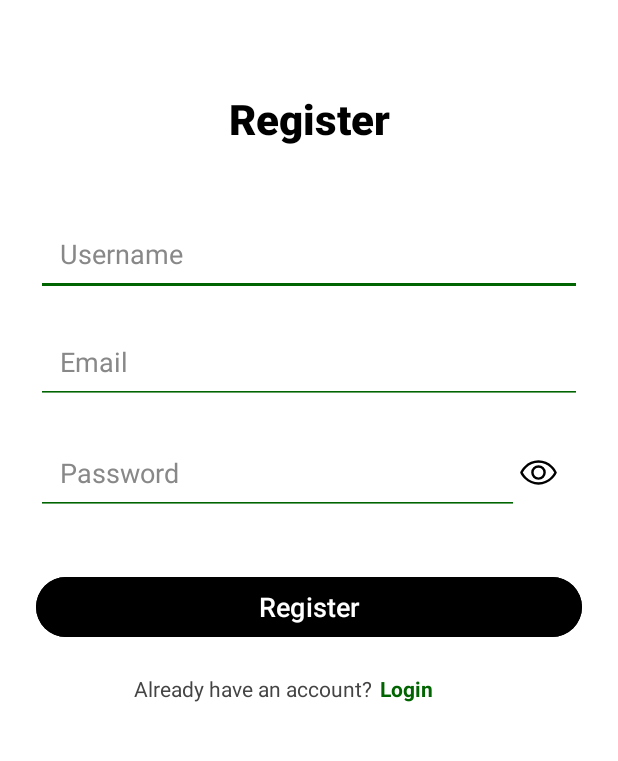
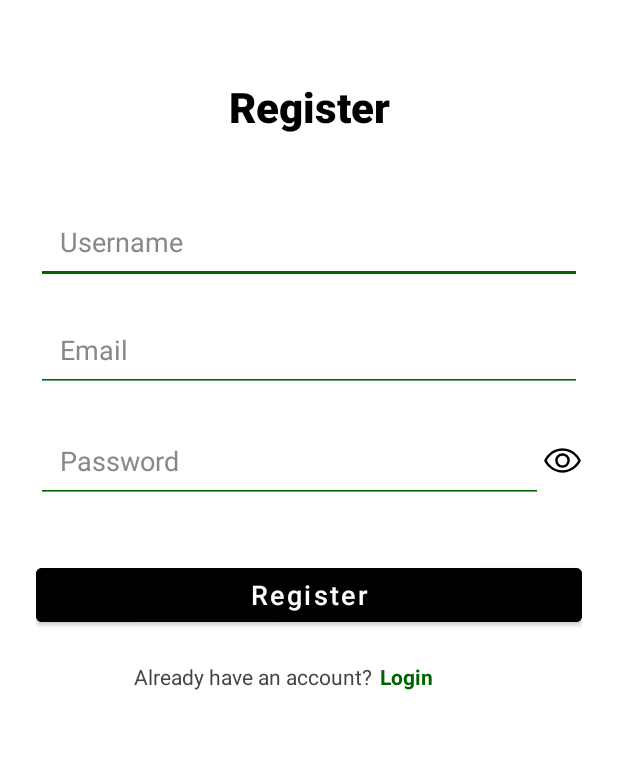
Before and after one commit to veronikavanivska/SplitBooksMobile, an Android app: the RegisterActivity screen opened directly, with no data from a screen before it, on a phone screen of 412 x 824 dp, the part 383-1144 px from its top. Run offline under Robolectric (Android 15) with nearby library versions, the phone set to English and light mode, and no system bars; Roboto replaces fonts that are not available here.

Commit message:
Make some small modifications

```diff
--- a/app/build.gradle.kts
+++ b/app/build.gradle.kts
@@ -38,7 +38,6 @@ android {
 }
 
 dependencies {
-    implementation(libs.retrofit)
     implementation(libs.converter.gson)
     implementation(libs.okhttp)
     implementation(libs.appcompat)
--- a/app/src/main/java/com/example/splitbooks/DTO/LoginRequest.java
+++ b/app/src/main/java/com/example/splitbooks/DTO/LoginRequest.java
@@ -4,13 +4,12 @@ public class LoginRequest {
     private String email;
     private String password;
 
-    // Constructor
     public LoginRequest(String email, String password) {
         this.email = email;
         this.password = password;
     }
 
-    // Getters and Setters
+
     public String getEmail() {
         return email;
     }
--- a/app/src/main/java/com/example/splitbooks/DTO/LoginResponse.java
+++ b/app/src/main/java/com/example/splitbooks/DTO/LoginResponse.java
@@ -4,13 +4,11 @@ public class LoginResponse {
     private Long userId;
     private String token;
 
-    // Constructor
     public LoginResponse(Long userId, String token) {
         this.userId = userId;
         this.token = token;
     }
 
-    // Getters and Setters
     public Long getUserId() {
         return userId;
     }
--- a/app/src/main/java/com/example/splitbooks/DTO/RegistrationRequest.java
+++ b/app/src/main/java/com/example/splitbooks/DTO/RegistrationRequest.java
@@ -13,7 +13,7 @@ public class RegistrationRequest {
         this.username = username;
     }
 
-    // Getters
+
     public String getEmail() {
         return email;
     }
@@ -26,7 +26,7 @@ public class RegistrationRequest {
         return username;
     }
 
-    // Setters
+
     public void setEmail(String email) {
         this.email = email;
     }
--- a/app/src/main/java/com/example/splitbooks/DTO/RegistrationResponse.java
+++ b/app/src/main/java/com/example/splitbooks/DTO/RegistrationResponse.java
@@ -1,4 +1,5 @@
 package com.example.splitbooks.DTO;
+
 
 public class RegistrationResponse {
 
--- a/app/src/main/java/com/example/splitbooks/LoginActivity.java
+++ b/app/src/main/java/com/example/splitbooks/LoginActivity.java
@@ -95,8 +95,6 @@ public class LoginActivity extends AppCompatActivity {
                             JwtManager.saveToken(getApplicationContext(), loginResponse.getToken());
                             Log.d("LoginActivity", "Saved Token: " + loginResponse.getToken());
 
-//                            String userToken = loginResponse.getToken();
-//                            long userId = loginResponse.getUserId();
                             Toast.makeText(LoginActivity.this, "Login Successful", Toast.LENGTH_SHORT).show();
 
                             Intent intent = new Intent(LoginActivity.this, RegisterActivity.class);
--- a/app/src/main/java/com/example/splitbooks/RegisterActivity.java
+++ b/app/src/main/java/com/example/splitbooks/RegisterActivity.java
@@ -99,7 +99,7 @@ public class RegisterActivity extends AppCompatActivity {
                             Log.d("RegistrationActivity", "Saved Token: " + registrationResponse.getToken());
                             Toast.makeText(RegisterActivity.this, "Registration Successful", Toast.LENGTH_SHORT).show();
 
-                            Intent intent = new Intent(RegisterActivity.this, LoginActivity.class);
+                            Intent intent = new Intent(RegisterActivity.this, GenreActivity.class);
                             startActivity(intent);
                             finish();
                         }
--- a/app/src/main/java/com/example/splitbooks/network/ApiClient.java
+++ b/app/src/main/java/com/example/splitbooks/network/ApiClient.java
@@ -9,7 +9,7 @@ import retrofit2.converter.gson.GsonConverterFactory;
 
 public class ApiClient {
     //private static final String BASE_URL = "http://10.0.2.2:8888/";  // Replace with your actual base URL
-    private static final String BASE_URL = "http://172.20.10.3:8888/";
+   private static final String BASE_URL = "http://172.20.10.3:8888/";
     private static Retrofit retrofit;
 
     public static Retrofit getRetrofitInstance(Context context) {
--- a/app/src/main/java/com/example/splitbooks/network/ApiService.java
+++ b/app/src/main/java/com/example/splitbooks/network/ApiService.java
@@ -1,13 +1,19 @@
 package com.example.splitbooks.network;
 
 
+import com.example.splitbooks.DTO.Genre;
+import com.example.splitbooks.DTO.Language;
 import com.example.splitbooks.DTO.LoginRequest;
 import com.example.splitbooks.DTO.LoginResponse;
+import com.example.splitbooks.DTO.ReadingFormat;
 import com.example.splitbooks.DTO.RegistrationRequest;
 import com.example.splitbooks.DTO.RegistrationResponse;
 
+import java.util.List;
+
 import retrofit2.Call;
 import retrofit2.http.Body;
+import retrofit2.http.GET;
 import retrofit2.http.POST;
 
 public interface ApiService {
@@ -16,4 +22,13 @@ public interface ApiService {
 
     @POST("api/auth/register")
     Call<RegistrationResponse> register(@Body RegistrationRequest registrationRequest);
+
+    @GET("api/profile-setup/genres")
+    Call<List<Genre>> getGenres();
+
+    @GET("api/profile-setup/languages")
+    Call<List<Language>> getLanguages();
+
+    @GET("api/profile-setup/reading-format")
+    Call<List<ReadingFormat>> getReadingFormats();
 }
--- a/app/src/main/java/com/example/splitbooks/network/JwtManager.java
+++ b/app/src/main/java/com/example/splitbooks/network/JwtManager.java
@@ -8,19 +8,15 @@ public class JwtManager {
     private static final String PREF_NAME = "splitbooks_prefs";
     private static final String TOKEN_KEY = "jwt_token";
 
-    // Save JWT token
     public static void saveToken(Context context, String token) {
         SharedPreferences prefs = context.getSharedPreferences(PREF_NAME, Context.MODE_PRIVATE);
         prefs.edit().putString(TOKEN_KEY, token).apply();
     }
 
-    // Get JWT token
     public static String getToken(Context context) {
         SharedPreferences prefs = context.getSharedPreferences(PREF_NAME, Context.MODE_PRIVATE);
         return prefs.getString(TOKEN_KEY, null);
     }
-
-    // Clear token (e.g., on logout)
     public static void clearToken(Context context) {
         SharedPreferences prefs = context.getSharedPreferences(PREF_NAME, Context.MODE_PRIVATE);
         prefs.edit().remove(TOKEN_KEY).apply();
--- a/app/src/main/res/layout/activity_login.xml
+++ b/app/src/main/res/layout/activity_login.xml
@@ -1,5 +1,6 @@
 <?xml version="1.0" encoding="utf-8"?>
-<androidx.constraintlayout.widget.ConstraintLayout xmlns:android="http://schemas.android.com/apk/res/android"
+<androidx.constraintlayout.widget.ConstraintLayout
+    xmlns:android="http://schemas.android.com/apk/res/android"
     xmlns:app="http://schemas.android.com/apk/res-auto"
     xmlns:tools="http://schemas.android.com/tools"
     android:layout_width="match_parent"
@@ -33,8 +34,9 @@
         android:textSize="28sp"
         android:textStyle="bold"
         app:layout_constraintEnd_toEndOf="parent"
+        app:layout_constraintHorizontal_bias="0.498"
         app:layout_constraintStart_toStartOf="parent"
-        app:layout_constraintTop_toBottomOf="@id/app_logo" />
+        app:layout_constraintTop_toBottomOf="@+id/app_logo" />
 
     <EditText
         android:id="@+id/email_field"
--- a/app/src/main/res/layout/activity_main.xml
+++ b/app/src/main/res/layout/activity_main.xml
@@ -1,5 +1,6 @@
 <?xml version="1.0" encoding="utf-8"?>
-<androidx.constraintlayout.widget.ConstraintLayout xmlns:android="http://schemas.android.com/apk/res/android"
+<androidx.constraintlayout.widget.ConstraintLayout
+    xmlns:android="http://schemas.android.com/apk/res/android"
     xmlns:app="http://schemas.android.com/apk/res-auto"
     xmlns:tools="http://schemas.android.com/tools"
     android:layout_width="match_parent"
--- a/app/src/main/res/layout/activity_register.xml
+++ b/app/src/main/res/layout/activity_register.xml
@@ -22,22 +22,24 @@
         app:layout_constraintTop_toTopOf="parent" />
 
     <!-- Title -->
+
+    <!-- Username -->
+
     <TextView
         android:id="@+id/register_title"
         android:layout_width="wrap_content"
         android:layout_height="49dp"
-        android:layout_marginTop="60dp"
+        android:layout_marginTop="52dp"
         android:fontFamily="sans-serif-medium"
         android:text="@string/register"
         android:textAlignment="center"
         android:textColor="#000000"
         android:textSize="28sp"
         android:textStyle="bold"
-        app:layout_constraintTop_toBottomOf="@id/app_logo"
+        app:layout_constraintEnd_toEndOf="parent"
         app:layout_constraintStart_toStartOf="parent"
-        app:layout_constraintEnd_toEndOf="parent" />
+        app:layout_constraintTop_toBottomOf="@+id/app_logo" />
 
-    <!-- Username -->
     <EditText
         android:id="@+id/username_field"
         android:layout_width="0dp"
@@ -101,14 +103,13 @@
             android:id="@+id/eye_icon"
             android:layout_width="26dp"
             android:layout_height="26dp"
-            android:layout_marginEnd="16dp"
+            android:clickable="true"
+            android:contentDescription="@string/toggle_password"
+            android:focusable="true"
             android:src="@drawable/eye"
-            android:contentDescription="@string/toggle_password"
-            android:clickable="true"
-            android:focusable="true"
-            app:layout_constraintTop_toTopOf="parent"
             app:layout_constraintBottom_toBottomOf="parent"
             app:layout_constraintEnd_toEndOf="parent"
+            app:layout_constraintTop_toTopOf="parent"
             tools:ignore="TouchTargetSizeCheck" />
     </androidx.constraintlayout.widget.ConstraintLayout>
 
@@ -168,5 +169,4 @@
             tools:ignore="TouchTargetSizeCheck" />
 
     </androidx.constraintlayout.widget.ConstraintLayout>
-
 </androidx.constraintlayout.widget.ConstraintLayout>
--- a/app/src/main/res/values-night/themes.xml
+++ b/app/src/main/res/values-night/themes.xml
@@ -1,9 +1,10 @@
 <resources xmlns:tools="http://schemas.android.com/tools">
-    <!-- Base application theme. -->
-    <style name="Base.Theme.SplitBooks" parent="Theme.Material3.DayNight.NoActionBar">
-        <!-- Customize your light theme here. -->
-
+    <style name="Theme.YourApp" parent="Theme.MaterialComponents.DayNight.NoActionBar">
+        <item name="colorOnSurface">#000000</item> <!-- kolor tekstu -->
+        <item name="android:textColor">#000000</item>
+        <item name="android:forceDarkAllowed">false</item>
+        <item name="colorControlActivated">@color/dark_green</item> <!-- dla checkboxów, radio, ripple -->
+        <item name="colorControlHighlight">@color/dark_green</item> <!-- ripple -->
+        <item name="colorAccent">@color/dark_green</item> <!-- wyłącz ciemny motyw -->
     </style>
-
-    <style name="Theme.SplitBooks" parent="Base.Theme.SplitBooks" />
 </resources>
--- a/app/src/main/res/values/themes.xml
+++ b/app/src/main/res/values/themes.xml
@@ -1,9 +1,13 @@
 <resources xmlns:tools="http://schemas.android.com/tools">
-    <!-- Base application theme. -->
-    <style name="Base.Theme.SplitBooks" parent="Theme.Material3.DayNight.NoActionBar">
-        <!-- Customize your light theme here. -->
-        <!-- <item name="colorPrimary">@color/my_light_primary</item> -->
+    <style name="Theme.YourApp" parent="Theme.MaterialComponents.DayNight.NoActionBar">
+        <item name="colorOnSurface">#000000</item> <!-- kolor tekstu -->
+        <item name="android:textColor">#000000</item>
+        <item name="android:forceDarkAllowed">false</item>
+        <item name="colorControlActivated">@color/dark_green</item> <!-- dla checkboxów, radio, ripple -->
+        <item name="colorControlHighlight">@color/dark_green</item> <!-- ripple -->
+        <item name="colorAccent">@color/dark_green</item>
+        <item name="colorSecondary">@color/dark_green</item>
+        <item name="colorSecondaryVariant">@color/dark_green</item>
+        <item name="colorOnSecondary">@android:color/white</item><!-- wyłącz ciemny motyw -->
     </style>
-
-    <style name="Theme.SplitBooks" parent="Base.Theme.SplitBooks" />
 </resources>
--- a/app/src/main/res/xml/data_extraction_rules.xml
+++ b/app/src/main/res/xml/data_extraction_rules.xml
@@ -5,7 +5,7 @@
 -->
 <data-extraction-rules>
     <cloud-backup>
-        <!-- TODO: Use <include> and <exclude> to control what is backed up.
+        <!--
         <include .../>
         <exclude .../>
         -->
--- a/settings.gradle.kts
+++ b/settings.gradle.kts
@@ -7,7 +7,9 @@ pluginManagement {
                 includeGroupByRegex("androidx.*")
             }
         }
+//        google()
         mavenCentral()
+
         gradlePluginPortal()
     }
 }
```
Also changed, not shown: app/src/main/AndroidManifest.xml (+9 -1 lines).
